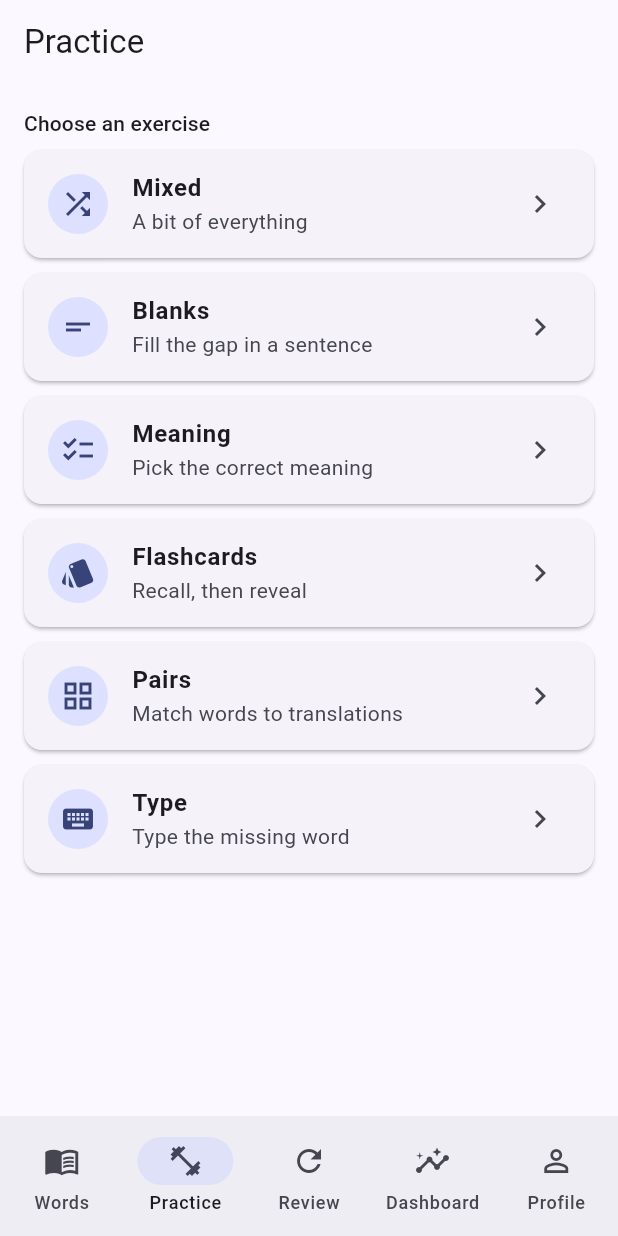
After one commit to MrYuriy/langup_mobile, a Flutter app: the PracticeHubScreen screen opened by its route, on a phone screen of 412 x 824 dp. The commit adds this screen. Run offline on Flutter 3.47's test engine with Material 3 defaults, Android fonts, the phone set to English and light mode, and no system bars; our stand-ins replace dio, flutter_riverpod, flutter_secure_storage, go_router, google_sign_in; accounts and stored records are empty; network calls fail.

Commit message:
Practice: split into a hub + focused full-screen session
- PracticeHubScreen: language chips + tappable exercise-type cards (Mixed + 5
  types with icons/descriptions); tapping a type starts a session immediately
- PracticeSessionScreen: full-screen exercise/result/empty, no pickers, close
  button returns to the hub
- Controller: idle phase (no auto-load), startWith(type), backToHub; language
  selection no longer triggers a load
- Route /practice -> hub, /practice/session -> full-screen session

```diff
--- a/lib/core/router.dart
+++ b/lib/core/router.dart
@@ -7,7 +7,8 @@ import '../features/auth/language_gate_screen.dart';
 import '../features/auth/login_screen.dart';
 import '../features/auth/splash_screen.dart';
 import '../features/dashboard/dashboard_screen.dart';
-import '../features/practice/practice_screen.dart';
+import '../features/practice/practice_hub_screen.dart';
+import '../features/practice/practice_session_screen.dart';
 import '../features/profile/profile_screen.dart';
 import '../features/review/review_screen.dart';
 import '../features/shell/home_shell.dart';
@@ -53,6 +54,12 @@ final routerProvider = Provider<GoRouter>((ref) {
             WordDetailScreen(uuid: state.pathParameters['uuid']!),
       ),
 
+      // Full-screen practice session (pushed over the shell from the hub).
+      GoRoute(
+        path: '/practice/session',
+        builder: (_, _) => const PracticeSessionScreen(),
+      ),
+
       // Authenticated tabs.
       StatefulShellRoute.indexedStack(
         builder: (_, _, shell) => HomeShell(navigationShell: shell),
@@ -61,7 +68,7 @@ final routerProvider = Provider<GoRouter>((ref) {
             GoRoute(path: '/words', builder: (_, _) => const VocabularyScreen()),
           ]),
           StatefulShellBranch(routes: [
-            GoRoute(path: '/practice', builder: (_, _) => const PracticeScreen()),
+            GoRoute(path: '/practice', builder: (_, _) => const PracticeHubScreen()),
           ]),
           StatefulShellBranch(routes: [
             GoRoute(path: '/review', builder: (_, _) => const ReviewScreen()),
--- /dev/null
+++ b/lib/features/practice/practice_hub_screen.dart
@@ -0,0 +1,104 @@
+import 'package:flutter/material.dart';
+import 'package:flutter_riverpod/flutter_riverpod.dart';
+import 'package:go_router/go_router.dart';
+
+import '../../core/languages.dart';
+import '../../core/models/exercise.dart';
+import 'practice_controller.dart';
+
+/// Practice hub: pick a language and an exercise type, then start a focused
+/// full-screen session. Tapping a type card starts immediately.
+class PracticeHubScreen extends ConsumerWidget {
+  const PracticeHubScreen({super.key});
+
+  // Type key (null = mixed) -> icon + one-line description.
+  static const _meta = <String?, (IconData, String)>{
+    null: (Icons.shuffle, 'A bit of everything'),
+    'FILL_IN_BLANKS': (Icons.short_text, 'Fill the gap in a sentence'),
+    'MULTIPLE_CHOICE': (Icons.checklist, 'Pick the correct meaning'),
+    'FLASHCARD': (Icons.style, 'Recall, then reveal'),
+    'MATCH_PAIRS': (Icons.grid_view, 'Match words to translations'),
+    'TYPING': (Icons.keyboard, 'Type the missing word'),
+  };
+
+  static String _label(String? type) =>
+      type == null ? 'Mixed' : (ExerciseTypes.labels[type] ?? type);
+
+  void _start(BuildContext context, WidgetRef ref, String? type) {
+    ref.read(practiceControllerProvider.notifier).startWith(type);
+    context.push('/practice/session');
+  }
+
+  @override
+  Widget build(BuildContext context, WidgetRef ref) {
+    final state = ref.watch(practiceControllerProvider);
+    final ctrl = ref.read(practiceControllerProvider.notifier);
+
+    return Scaffold(
+      appBar: AppBar(title: const Text('Practice')),
+      body: ListView(
+        padding: const EdgeInsets.all(16),
+        children: [
+          if (state.languages.length > 1) ...[
+            Text('Language', style: Theme.of(context).textTheme.labelLarge),
+            const SizedBox(height: 8),
+            Wrap(
+              spacing: 8,
+              children: [
+                for (final l in state.languages)
+                  ChoiceChip(
+                    label: Text(languageName(l.language)),
+                    selected: state.activeLanguage == l.language,
+                    onSelected: (_) => ctrl.selectLanguage(l.language),
+                  ),
+              ],
+            ),
+            const SizedBox(height: 24),
+          ],
+          Text('Choose an exercise',
+              style: Theme.of(context).textTheme.labelLarge),
+          const SizedBox(height: 8),
+          for (final entry in _meta.entries)
+            _TypeCard(
+              icon: entry.value.$1,
+              title: _label(entry.key),
+              subtitle: entry.value.$2,
+              onTap: () => _start(context, ref, entry.key),
+            ),
+        ],
+      ),
+    );
+  }
+}
+
+class _TypeCard extends StatelessWidget {
+  const _TypeCard({
+    required this.icon,
+    required this.title,
+    required this.subtitle,
+    required this.onTap,
+  });
+
+  final IconData icon;
+  final String title;
+  final String subtitle;
+  final VoidCallback onTap;
+
+  @override
+  Widget build(BuildContext context) {
+    final scheme = Theme.of(context).colorScheme;
+    return Card(
+      margin: const EdgeInsets.only(bottom: 10),
+      child: ListTile(
+        onTap: onTap,
+        leading: CircleAvatar(
+          backgroundColor: scheme.primaryContainer,
+          child: Icon(icon, color: scheme.onPrimaryContainer),
+        ),
+        title: Text(title, style: const TextStyle(fontWeight: FontWeight.w600)),
+        subtitle: Text(subtitle),
+        trailing: const Icon(Icons.chevron_right),
+      ),
+    );
+  }
+}
```
Also changed, not shown: lib/features/practice/practice_controller.dart (+15 -9 lines), lib/features/practice/practice_session_screen.dart (renamed from lib/features/practice/practice_screen.dart, +28 -66 lines).
